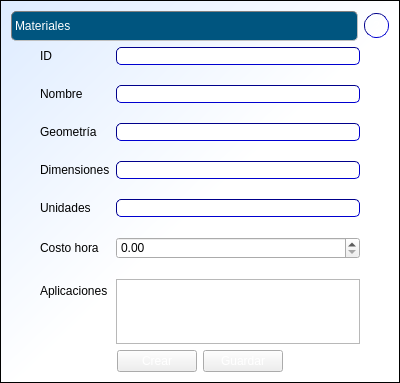
First picture: the form in cosmec/formulariomateriales.ui, repository Exxu/cosmec-si, before the edit.
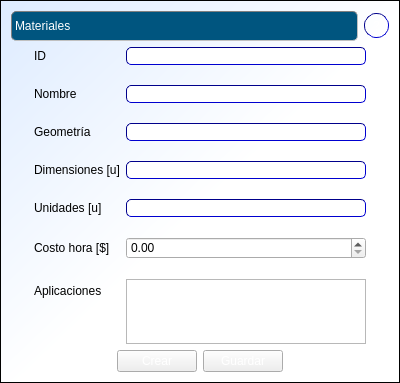
Second picture: the form after the edit.

```diff
--- a/cosmec/formulariomateriales.ui
+++ b/cosmec/formulariomateriales.ui
@@ -187,7 +187,7 @@
        <item row="3" column="0">
         <widget class="QLabel" name="label_6">
          <property name="text">
-          <string>Dimensiones</string>
+          <string>Dimensiones [u]</string>
          </property>
         </widget>
        </item>
@@ -204,7 +204,7 @@
        <item row="5" column="0">
         <widget class="QLabel" name="label_4">
          <property name="text">
-          <string>Costo hora</string>
+          <string>Costo hora [$]</string>
          </property>
         </widget>
        </item>
@@ -231,7 +231,7 @@
        <item row="4" column="0">
         <widget class="QLabel" name="label_8">
          <property name="text">
-          <string>Unidades</string>
+          <string>Unidades [u]</string>
          </property>
         </widget>
        </item>
```
